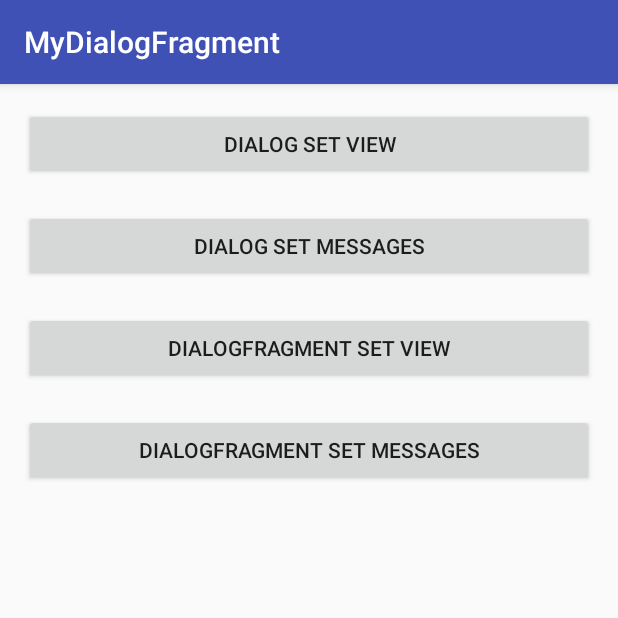
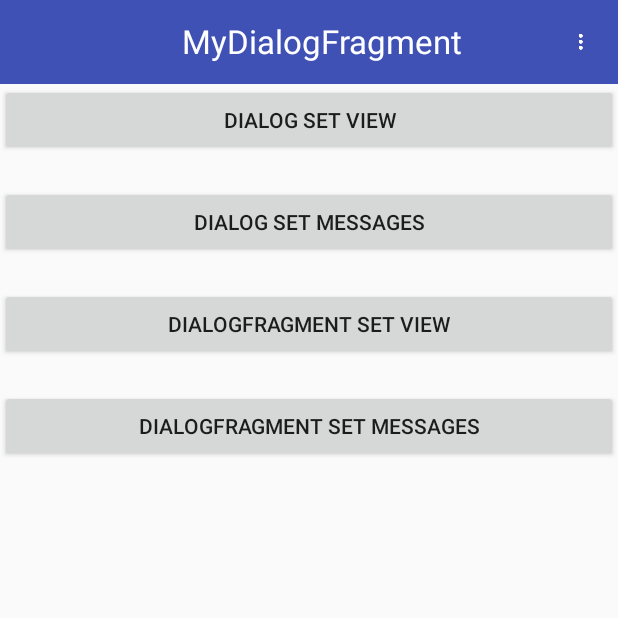
Before and after one commit to guoyoujin/MyDialogFragment, an Android app: the screen it shows after launch (MainActivity), on a phone screen of 412 x 824 dp, the top half of it. Run offline under Robolectric (Android 15) with nearby library versions, the phone set to English and light mode, and no system bars.

Commit message:
add popmenue

```diff
--- a/app/build.gradle
+++ b/app/build.gradle
@@ -24,4 +24,6 @@ dependencies {
     compile fileTree(dir: 'libs', include: ['*.jar'])
     testCompile 'junit:junit:4.12'
     compile 'com.android.support:appcompat-v7:23.4.0'
+    compile 'com.android.support:support-v4:23.4.0'
+    compile 'com.android.support:support-v13:23.4.0'
 }
--- a/app/src/main/AndroidManifest.xml
+++ b/app/src/main/AndroidManifest.xml
@@ -8,7 +8,8 @@
         android:label="@string/app_name"
         android:supportsRtl="true"
         android:theme="@style/AppTheme">
-        <activity android:name=".MainActivity">
+        <activity android:name=".MainActivity"
+            android:theme="@style/Theme.AppCompat.Light.NoActionBar">
             <intent-filter>
                 <action android:name="android.intent.action.MAIN" />
 
--- a/app/src/main/java/com/guoyoujin/mydialogfragment/MainActivity.java
+++ b/app/src/main/java/com/guoyoujin/mydialogfragment/MainActivity.java
@@ -8,7 +8,9 @@ import android.util.Log;
 import android.view.View;
 import android.widget.Button;
 import android.widget.EditText;
+import android.widget.ImageView;
 import android.widget.Toast;
+
 import com.guoyoujin.dialog.mydialogfragment.BaseDialogFragment;
 import com.guoyoujin.dialog.mydialogfragment.MDDialog;
 
@@ -18,6 +20,7 @@ public class MainActivity  extends AppCompatActivity {
     Button button2;
     Button button3;
     Button button4;
+    ImageView iv_menu;
     @Override
     protected void onCreate(Bundle savedInstanceState) {
         super.onCreate(savedInstanceState);
@@ -222,6 +225,15 @@ public class MainActivity  extends AppCompatActivity {
             }
         });
     }
+    private void initPop(){
+        iv_menu= (ImageView) findViewById(R.id.iv_menu);
+        iv_menu.setOnClickListener(new View.OnClickListener() {
+            @Override
+            public void onClick(View v) {
+
+            }
+        });
+    }
 
     @Override
     protected void onRestoreInstanceState(Bundle state) {
--- a/app/src/main/res/layout/activity_main.xml
+++ b/app/src/main/res/layout/activity_main.xml
@@ -2,12 +2,46 @@
 <LinearLayout xmlns:android="http://schemas.android.com/apk/res/android"
     android:layout_width="match_parent"
     android:layout_height="match_parent"
-    android:orientation="vertical"
-    android:paddingBottom="@dimen/activity_vertical_margin"
-    android:paddingLeft="@dimen/activity_horizontal_margin"
-    android:paddingRight="@dimen/activity_horizontal_margin"
-    android:paddingTop="@dimen/activity_vertical_margin">
+    android:orientation="vertical">
+    <android.support.v7.widget.Toolbar
+        android:layout_width="match_parent"
+        android:layout_height="56dp"
+        android:background="@color/colorPrimary"
+        android:popupTheme="@style/ThemeOverlay.AppCompat.Light">
+        <RelativeLayout
+            android:layout_width="match_parent"
+            android:layout_height="55dip">
+            <ImageView
+                android:id="@+id/iv_back"
+                android:layout_width="50dip"
+                android:layout_height="match_parent"
+                android:layout_alignParentLeft="true"
+                android:layout_centerVertical="true"
+                android:scaleType="centerInside"
+                android:visibility="invisible"/>
+            <TextView
+                android:id="@+id/tv_title"
+                android:layout_width="match_parent"
+                android:layout_height="match_parent"
+                android:singleLine="true"
+                android:layout_toLeftOf="@+id/iv_menu"
+                android:layout_toRightOf="@+id/iv_back"
+                android:gravity="center"
+                android:text="@string/app_name"
+                android:textColor="#ffffff"
+                android:textSize="22sp"
+                android:layout_centerInParent="true"/>
 
+            <ImageView
+                android:id="@+id/iv_menu"
+                android:layout_width="50dip"
+                android:layout_height="match_parent"
+                android:layout_alignParentRight="true"
+                android:layout_centerVertical="true"
+                android:scaleType="centerInside"
+                android:src="@mipmap/menu_icon"/>
+        </RelativeLayout>
+    </android.support.v7.widget.Toolbar>
     <Button
         android:id="@+id/button1"
         android:layout_width="match_parent"
```
Also changed, not shown: mydialogfragment/src/main/java/com/guoyoujin/dialog/mydialogfragment/PopupMenuList.java (added, +185 -0 lines), mydialogfragment/src/main/res/layout/layout_popup_menu_list.xml (added, +12 -0 lines), app/src/main/res/mipmap-xxhdpi/menu_icon.png (added).
